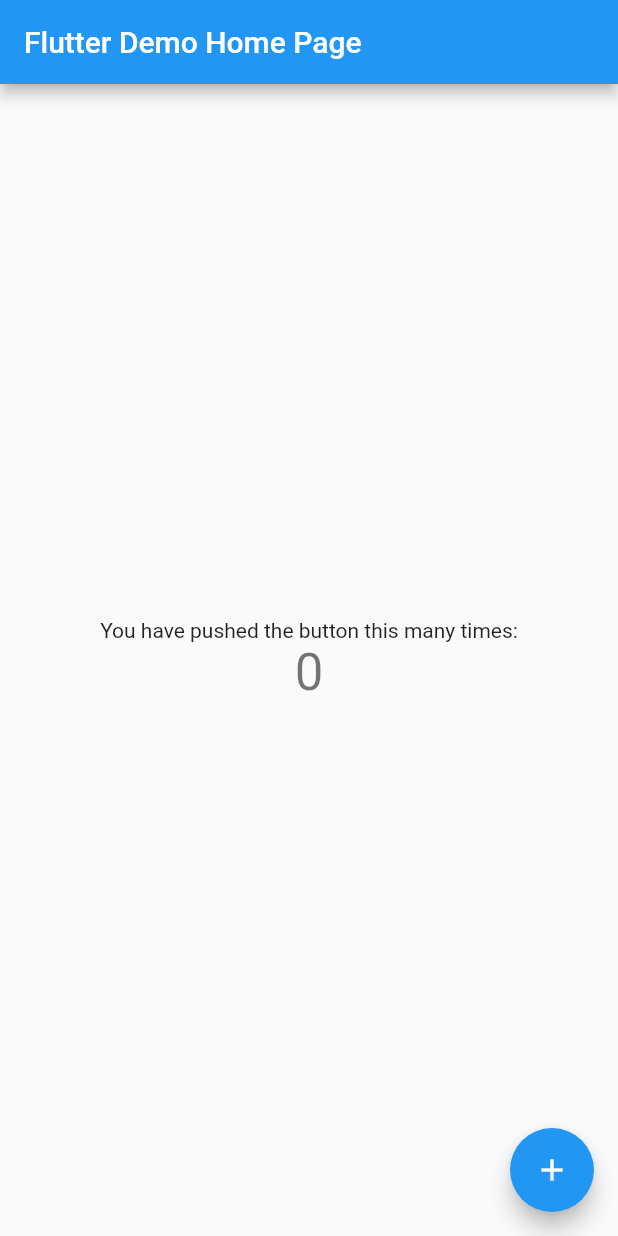
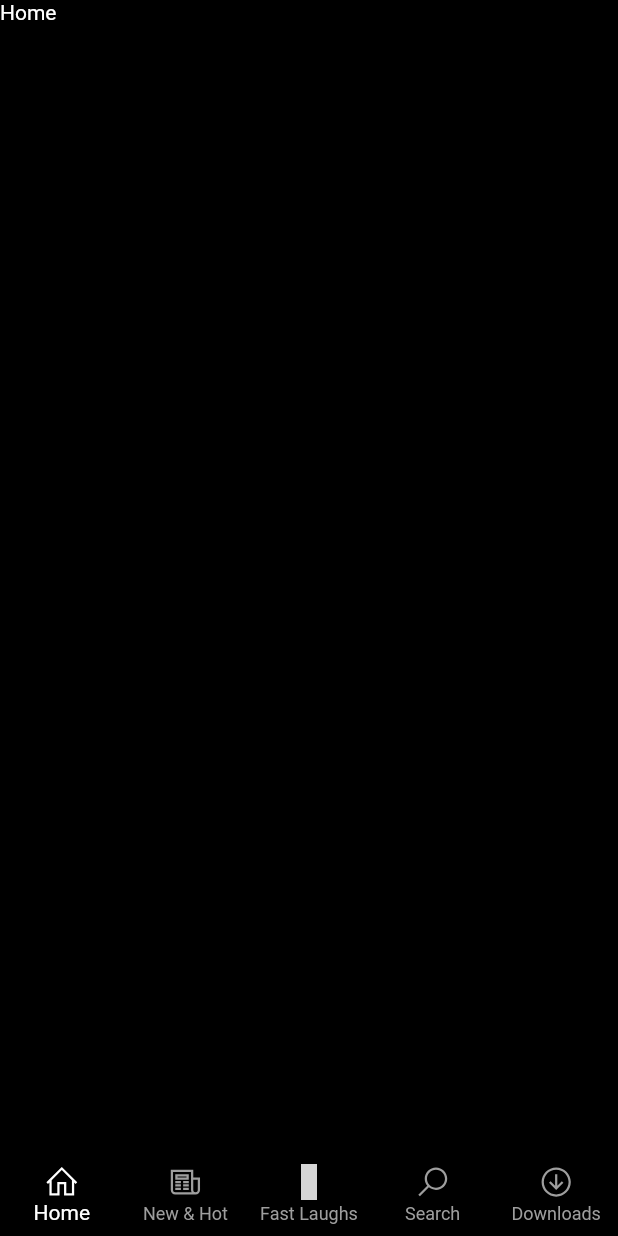
Before and after one commit to harigovind11/Netflix, a Flutter app: the screen it shows after launch, on a phone screen of 412 x 824 dp. Run offline on Flutter 3.47's test engine with Material 2 defaults, Android fonts, the phone set to English and light mode, and no system bars; our stand-ins replace line_icons; grey boxes are pictures that could not be loaded.

Commit message:
bottomnavbar

```diff
--- /dev/null
+++ b/lib/core/colors/colors.dart
@@ -0,0 +1,3 @@
+import 'package:flutter/material.dart';
+
+const backgroundColor = Colors.black;
--- a/lib/main.dart
+++ b/lib/main.dart
@@ -1,4 +1,6 @@
 import 'package:flutter/material.dart';
+import 'package:netflix/core/colors/colors.dart';
+import 'package:netflix/presentation/main_page/screen_main_page.dart';
 
 void main() {
   runApp(const MyApp());
@@ -7,109 +9,19 @@ void main() {
 class MyApp extends StatelessWidget {
   const MyApp({super.key});
 
-  // This widget is the root of your application.
   @override
   Widget build(BuildContext context) {
     return MaterialApp(
-      title: 'Flutter Demo',
-      theme: ThemeData(
-        // This is the theme of your application.
-        //
-        // Try running your application with "flutter run". You'll see the
-        // application has a blue toolbar. Then, without quitting the app, try
-        // changing the primarySwatch below to Colors.green and then invoke
-        // "hot reload" (press "r" in the console where you ran "flutter run",
-        // or simply save your changes to "hot reload" in a Flutter IDE).
-        // Notice that the counter didn't reset back to zero; the application
-        // is not restarted.
-        primarySwatch: Colors.blue,
-      ),
-      home: const MyHomePage(title: 'Flutter Demo Home Page'),
-    );
+        title: 'Netflix',
+        theme: ThemeData(
+          primarySwatch: Colors.blue,
+          scaffoldBackgroundColor: backgroundColor,
+          backgroundColor: Colors.black,
+          textTheme: TextTheme(
+            bodyLarge: const TextStyle(color: Colors.white),
+            bodyMedium: TextStyle(color: Colors.white),
+          ),
+        ),
+        home: ScreenMainPage());
   }
 }
-
-class MyHomePage extends StatefulWidget {
-  const MyHomePage({super.key, required this.title});
-
-  // This widget is the home page of your application. It is stateful, meaning
-  // that it has a State object (defined below) that contains fields that affect
-  // how it looks.
-
-  // This class is the configuration for the state. It holds the values (in this
-  // case the title) provided by the parent (in this case the App widget) and
-  // used by the build method of the State. Fields in a Widget subclass are
-  // always marked "final".
-
-  final String title;
-
-  @override
-  State<MyHomePage> createState() => _MyHomePageState();
-}
-
-class _MyHomePageState extends State<MyHomePage> {
-  int _counter = 0;
-
-  void _incrementCounter() {
-    setState(() {
-      // This call to setState tells the Flutter framework that something has
-      // changed in this State, which causes it to rerun the build method below
-      // so that the display can reflect the updated values. If we changed
-      // _counter without calling setState(), then the build method would not be
-      // called again, and so nothing would appear to happen.
-      _counter++;
-    });
-  }
-
-  @override
-  Widget build(BuildContext context) {
-    // This method is rerun every time setState is called, for instance as done
-    // by the _incrementCounter method above.
-    //
-    // The Flutter framework has been optimized to make rerunning build methods
-    // fast, so that you can just rebuild anything that needs updating rather
-    // than having to individually change instances of widgets.
-    return Scaffold(
-      appBar: AppBar(
-        // Here we take the value from the MyHomePage object that was created by
-        // the App.build method, and use it to set our appbar title.
-        title: Text(widget.title),
-      ),
-      body: Center(
-        // Center is a layout widget. It takes a single child and positions it
-        // in the middle of the parent.
-        child: Column(
-          // Column is also a layout widget. It takes a list of children and
-          // arranges them vertically. By default, it sizes itself to fit its
-          // children horizontally, and tries to be as tall as its parent.
-          //
-          // Invoke "debug painting" (press "p" in the console, choose the
-          // "Toggle Debug Paint" action from the Flutter Inspector in Android
-          // Studio, or the "Toggle Debug Paint" command in Visual Studio Code)
-          // to see the wireframe for each widget.
-          //
-          // Column has various properties to control how it sizes itself and
-          // how it positions its children. Here we use mainAxisAlignment to
-          // center the children vertically; the main axis here is the vertical
-          // axis because Columns are vertical (the cross axis would be
-          // horizontal).
-          mainAxisAlignment: MainAxisAlignment.center,
-          children: <Widget>[
-            const Text(
-              'You have pushed the button this many times:',
-            ),
-            Text(
-              '$_counter',
-              style: Theme.of(context).textTheme.headlineMedium,
-            ),
-          ],
-        ),
-      ),
-      floatingActionButton: FloatingActionButton(
-        onPressed: _incrementCounter,
-        tooltip: 'Increment',
-        child: const Icon(Icons.add),
-      ), // This trailing comma makes auto-formatting nicer for build methods.
-    );
-  }
-}
--- /dev/null
+++ b/lib/presentation/downloads/screen_downloads.dart
@@ -0,0 +1,12 @@
+import 'package:flutter/material.dart';
+
+class ScreenDownloads extends StatelessWidget {
+  const ScreenDownloads({super.key});
+
+  @override
+  Widget build(BuildContext context) {
+    return Scaffold(
+      body: Text('Downloads'),
+    );
+  }
+}
--- /dev/null
+++ b/lib/presentation/fast_laugh/screen_fast_laugh.dart
@@ -0,0 +1,12 @@
+import 'package:flutter/material.dart';
+
+class ScreenFastLaugh extends StatelessWidget {
+  const ScreenFastLaugh({super.key});
+
+  @override
+  Widget build(BuildContext context) {
+    return Scaffold(
+      body: Text('FastLaugh'),
+    );
+  }
+}
--- /dev/null
+++ b/lib/presentation/home/screen_home.dart
@@ -0,0 +1,12 @@
+import 'package:flutter/material.dart';
+
+class ScreenHome extends StatelessWidget {
+  const ScreenHome({super.key});
+
+  @override
+  Widget build(BuildContext context) {
+    return Scaffold(
+      body: Text('Home'),
+    );
+  }
+}
--- /dev/null
+++ b/lib/presentation/main_page/screen_main_page.dart
@@ -0,0 +1,35 @@
+import 'package:flutter/material.dart';
+import 'package:netflix/core/colors/colors.dart';
+import 'package:netflix/presentation/downloads/screen_downloads.dart';
+import 'package:netflix/presentation/fast_laugh/screen_fast_laugh.dart';
+import 'package:netflix/presentation/home/screen_home.dart';
+import 'package:netflix/presentation/main_page/widgets/bottom_nav.dart';
+import 'package:netflix/presentation/new_and_hot/screen_new_and_hot.dart';
+import 'package:netflix/presentation/search/screen_search.dart';
+
+class ScreenMainPage extends StatelessWidget {
+  ScreenMainPage({super.key});
+
+  final _pages = [
+    ScreenHome(),
+    ScreenNewAndHot(),
+    ScreenFastLaugh(),
+    ScreenSearch(),
+    ScreenDownloads(),
+  ];
+  @override
+  Widget build(BuildContext context) {
+    return Scaffold(
+      body: SafeArea(
+        child: Center(
+            child: ValueListenableBuilder(
+          valueListenable: indexChangeNotifier,
+          builder: (context, int _index, _) {
+            return _pages[_index];
+          },
+        )),
+      ),
+      bottomNavigationBar: BottomNavigationWidget(),
+    );
+  }
+}
--- /dev/null
+++ b/lib/presentation/main_page/widgets/bottom_nav.dart
@@ -0,0 +1,57 @@
+import 'package:flutter/material.dart';
+import 'package:netflix/core/colors/colors.dart';
+import 'package:line_icons/line_icons.dart';
+
+ValueNotifier<int> indexChangeNotifier = ValueNotifier(0);
+
+class BottomNavigationWidget extends StatelessWidget {
+  const BottomNavigationWidget({super.key});
+
+  @override
+  Widget build(BuildContext context) {
+    return ValueListenableBuilder(
+      valueListenable: indexChangeNotifier,
+      builder: (context, int newIndex, _) {
+        return BottomNavigationBar(
+            currentIndex: newIndex,
+            onTap: (index) {
+              indexChangeNotifier.value = index;
+            },
+            elevation: 0,
+            type: BottomNavigationBarType.fixed,
+            backgroundColor: backgroundColor,
+            selectedItemColor: Colors.white,
+            unselectedItemColor: Colors.grey,
+            selectedIconTheme: IconThemeData(color: Colors.white),
+            unselectedIconTheme: const IconThemeData(color: Colors.grey),
+            items: [
+              BottomNavigationBarItem(
+                  icon: Icon(
+                    LineIcons.home,
+                  ),
+                  label: 'Home'),
+              BottomNavigationBarItem(
+                  icon: Icon(
+                    LineIcons.newspaper,
+                  ),
+                  label: 'New & Hot'),
+              BottomNavigationBarItem(
+                  icon: Icon(
+                    LineIcons.grinningSquintingFaceAlt,
+                  ),
+                  label: 'Fast Laughs'),
+              BottomNavigationBarItem(
+                  icon: Icon(
+                    LineIcons.search,
+                  ),
+                  label: 'Search'),
+              BottomNavigationBarItem(
+                  icon: Icon(
+                    LineIcons.arrowCircleDown,
+                  ),
+                  label: 'Downloads'),
+            ]);
+      },
+    );
+  }
+}
--- /dev/null
+++ b/lib/presentation/new_and_hot/screen_new_and_hot.dart
@@ -0,0 +1,12 @@
+import 'package:flutter/material.dart';
+
+class ScreenNewAndHot extends StatelessWidget {
+  const ScreenNewAndHot({super.key});
+
+  @override
+  Widget build(BuildContext context) {
+    return Scaffold(
+      body: Text('NewAndHot'),
+    );
+  }
+}
--- /dev/null
+++ b/lib/presentation/search/screen_search.dart
@@ -0,0 +1,12 @@
+import 'package:flutter/material.dart';
+
+class ScreenSearch extends StatelessWidget {
+  const ScreenSearch({super.key});
+
+  @override
+  Widget build(BuildContext context) {
+    return Scaffold(
+      body: Text('Search'),
+    );
+  }
+}
```
Also changed, not shown: pubspec.yaml (+4 -51 lines), pubspec.lock.
